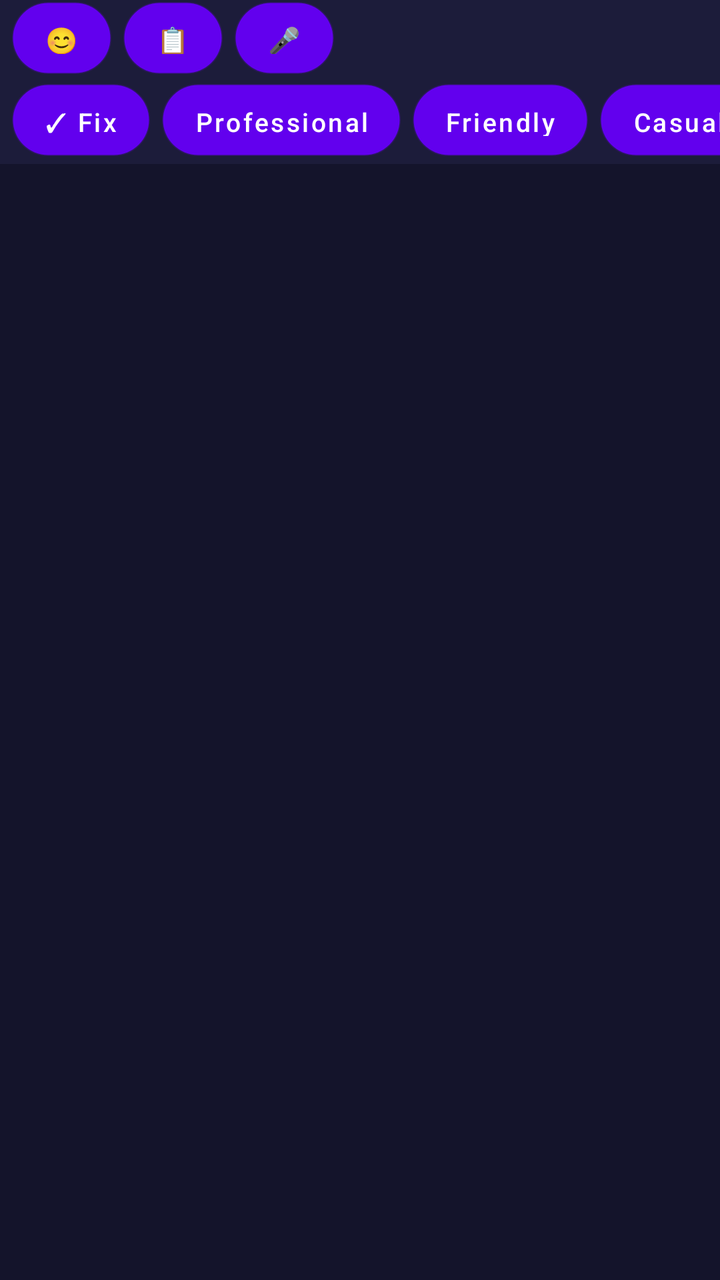
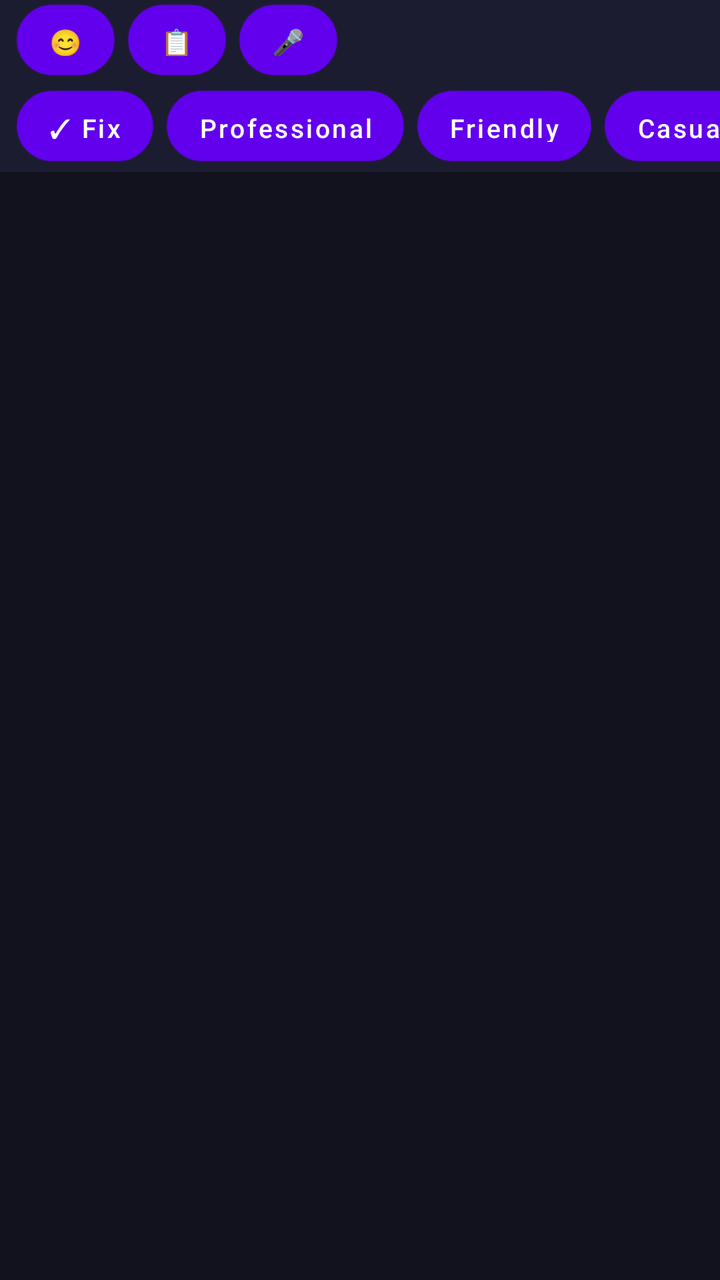

Screens rendered from an Android XML layout before and after an edit, with the pre-edit source and the edit as a unified diff.
<!-- AndroidManifest.xml: application theme Theme.AIKeyboard -->
<!-- res/layout/keyboard_container.xml -->
<?xml version="1.0" encoding="utf-8"?>
<LinearLayout xmlns:android="http://schemas.android.com/apk/res/android"
    android:layout_width="match_parent"
    android:layout_height="wrap_content"
    android:orientation="vertical"
    android:background="#14142B">

    <LinearLayout
        android:id="@+id/aiPreviewPanel"
        android:layout_width="match_parent"
        android:layout_height="wrap_content"
        android:orientation="vertical"
        android:background="#1C1C3A"
        android:padding="10dp"
        android:visibility="gone">

        <TextView
            android:id="@+id/aiPreviewText"
            android:layout_width="match_parent"
            android:layout_height="wrap_content"
            android:maxLines="4"
            android:textColor="#FFFFFF"
            android:textSize="14sp"
            android:background="#14142B"
            android:padding="8dp" />

        <LinearLayout
            android:layout_width="match_parent"
            android:layout_height="wrap_content"
            android:orientation="horizontal"
            android:layout_marginTop="8dp"
            android:gravity="end">

            <Button
                android:id="@+id/btnPreviewCancel"
                style="@style/AiChip"
                android:text="✕ Cancel" />

            <Button
                android:id="@+id/btnPreviewAccept"
                style="@style/AiChip"
                android:text="✓ Use this" />

        </LinearLayout>
    </LinearLayout>

    <LinearLayout
        android:id="@+id/multiOptionPanel"
        android:layout_width="match_parent"
        android:layout_height="wrap_content"
        android:orientation="vertical"
        android:background="#1C1C3A"
        android:padding="8dp"
        android:visibility="gone">

        <TextView
            android:layout_width="match_parent"
            android:layout_height="wrap_content"
            android:text="Choose one"
            android:textColor="#AAAAAA"
            android:textSize="12sp"
            android:paddingBottom="4dp" />

        <Button
            android:id="@+id/option1"
            android:layout_width="match_parent"
            android:layout_height="wrap_content"
            android:background="#14142B"
            android:textColor="#FFFFFF"
            android:textAllCaps="false"
            android:textSize="13sp"
            android:layout_marginBottom="4dp"
            android:padding="8dp" />

        <Button
            android:id="@+id/option2"
            android:layout_width="match_parent"
            android:layout_height="wrap_content"
            android:background="#14142B"
            android:textColor="#FFFFFF"
            android:textAllCaps="false"
            android:textSize="13sp"
            android:layout_marginBottom="4dp"
            android:padding="8dp" />

        <Button
            android:id="@+id/option3"
            android:layout_width="match_parent"
            android:layout_height="wrap_content"
            android:background="#14142B"
            android:textColor="#FFFFFF"
            android:textAllCaps="false"
            android:textSize="13sp"
            android:layout_marginBottom="4dp"
            android:padding="8dp" />

        <Button
            android:id="@+id/btnMultiCancel"
            style="@style/AiChip"
            android:text="✕ Cancel"
            android:layout_gravity="end" />

    </LinearLayout>

    <LinearLayout
        android:id="@+id/clipboardPanel"
        android:layout_width="match_parent"
        android:layout_height="wrap_content"
        android:orientation="vertical"
        android:background="#1C1C3A"
        android:padding="8dp"
        android:visibility="gone">

        <TextView
            android:layout_width="match_parent"
            android:layout_height="wrap_content"
            android:text="Clipboard history"
            android:textColor="#AAAAAA"
            android:textSize="12sp"
            android:paddingBottom="4dp" />

        <HorizontalScrollView
            android:layout_width="match_parent"
            android:layout_height="wrap_content"
            android:scrollbars="none">

            <LinearLayout
                android:id="@+id/clipboardList"
                android:layout_width="wrap_content"
                android:layout_height="wrap_content"
                android:orientation="horizontal" />

        </HorizontalScrollView>

    </LinearLayout>

    <ScrollView
        android:id="@+id/emojiPanel"
        android:layout_width="match_parent"
        android:layout_height="180dp"
        android:background="#1C1C3A"
        android:visibility="gone">

        <GridLayout
            android:id="@+id/emojiGrid"
            android:layout_width="match_parent"
            android:layout_height="wrap_content"
            android:columnCount="8"
            android:padding="4dp" />

    </ScrollView>

    <LinearLayout
        android:id="@+id/wordSuggestBar"
        android:layout_width="match_parent"
        android:layout_height="38dp"
        android:orientation="horizontal"
        android:gravity="center_vertical"
        android:background="#1C1C3A"
        android:paddingStart="6dp"
        android:paddingEnd="6dp">

        <Button android:id="@+id/wordSuggest1" style="@style/AiChip" android:text="" android:visibility="gone" />
        <Button android:id="@+id/wordSuggest2" style="@style/AiChip" android:text="" android:visibility="gone" />
        <Button android:id="@+id/wordSuggest3" style="@style/AiChip" android:text="" android:visibility="gone" />
        <Button android:id="@+id/emojiSuggest" style="@style/AiChip" android:text="" android:visibility="gone" />

        <Button
            android:id="@+id/btnEmoji"
            style="@style/AiChip"
            android:text="😊" />

        <Button
            android:id="@+id/btnClipboard"
            style="@style/AiChip"
            android:text="📋" />

        <Button
            android:id="@+id/btnMic"
            style="@style/AiChip"
            android:text="🎤" />

    </LinearLayout>

    <HorizontalScrollView
        android:layout_width="match_parent"
        android:layout_height="44dp"
        android:scrollbars="none"
        android:background="#1C1C3A">

        <LinearLayout
            android:id="@+id/suggestionStrip"
            android:layout_width="wrap_content"
            android:layout_height="match_parent"
            android:orientation="horizontal"
            android:gravity="center_vertical"
            android:paddingStart="6dp"
            android:paddingEnd="6dp">

            <Button
                android:id="@+id/btnFixGrammar"
                style="@style/AiChip"
                android:text="✓ Fix" />

            <Button
                android:id="@+id/btnToneProfessional"
                style="@style/AiChip"
                android:text="Professional" />

            <Button
                android:id="@+id/btnToneFriendly"
                style="@style/AiChip"
                android:text="Friendly" />

            <Button
                android:id="@+id/btnToneCasual"
                style="@style/AiChip"
                android:text="Casual" />

            <Button
                android:id="@+id/btnToneFormal"
                style="@style/AiChip"
                android:text="Formal" />

            <Button
                android:id="@+id/btnToneFunny"
                style="@style/AiChip"
                android:text="Funny" />

            <Button
                android:id="@+id/btnToneFlirty"
                style="@style/AiChip"
                android:text="Flirty" />

            <Button
                android:id="@+id/btnSuggestReply"
                style="@style/AiChip"
                android:text="💬 Reply" />

            <Button
                android:id="@+id/btnExplain"
                style="@style/AiChip"
                android:text="❓ Explain" />

            <Button
                android:id="@+id/btnCvMode"
                style="@style/AiChip"
                android:text="📄 CV" />

            <Button
                android:id="@+id/btnBusinessMode"
                style="@style/AiChip"
                android:text="💼 Business" />

        </LinearLayout>
    </HorizontalScrollView>

    <android.inputmethodservice.KeyboardView
        android:id="@+id/keyboardView"
        android:layout_width="match_parent"
        android:layout_height="wrap_content"
        android:keyBackground="@drawable/key_background"
        android:keyTextColor="#FFFFFF"
        android:keyTextSize="18sp"
        android:background="#14142B" />

</LinearLayout>
<!-- resources referenced by this layout -->
<resources>
  <!-- drawable key_background (drawable) -->
  <?xml version="1.0" encoding="utf-8"?>
  <selector xmlns:android="http://schemas.android.com/apk/res/android">
      <item android:state_pressed="true">
          <shape android:shape="rectangle">
              <solid android:color="@color/key_bg_pressed" />
              <corners android:radius="10dp" />
          </shape>
      </item>
      <item>
          <shape android:shape="rectangle">
              <solid android:color="@color/key_bg" />
              <corners android:radius="10dp" />
          </shape>
      </item>
  </selector>
  <style name="AiChip">
          <item name="android:layout_width">wrap_content</item>
          <item name="android:layout_height">36dp</item>
          <item name="android:layout_marginEnd">6dp</item>
          <item name="android:paddingStart">16dp</item>
          <item name="android:paddingEnd">16dp</item>
          <item name="android:minWidth">0dp</item>
          <item name="android:minHeight">0dp</item>
          <item name="android:textAllCaps">false</item>
          <item name="android:textSize">13sp</item>
          <item name="android:textColor">@color/text_primary</item>
          <item name="android:background">@drawable/chip_background</item>
          <item name="android:elevation">0dp</item>
      </style>
  <style name="Theme.AIKeyboard" parent="Theme.MaterialComponents.DayNight.NoActionBar">
          <item name="android:windowBackground">@color/bg_deep</item>
          <item name="colorAccent">@color/accent</item>
      </style>
  <color name="key_bg_pressed">#7C5CFC</color>
  <color name="key_bg">#26263F</color>
  <color name="text_primary">#FFFFFF</color>
  <!-- drawable chip_background (drawable) -->
  <?xml version="1.0" encoding="utf-8"?>
  <shape xmlns:android="http://schemas.android.com/apk/res/android" android:shape="rectangle">
      <solid android:color="@color/bg_surface" />
      <corners android:radius="18dp" />
      <stroke android:width="1dp" android:color="#33FFFFFF" />
  </shape>
  <color name="bg_deep">#12121F</color>
  <color name="accent">#7C5CFC</color>
  <color name="bg_surface">#1C1C30</color>
</resources>

<!-- the commit's change to res/layout/keyboard_container.xml (unified diff, before → after) -->
@@ -3,15 +3,15 @@
     android:layout_width="match_parent"
     android:layout_height="wrap_content"
     android:orientation="vertical"
-    android:background="#14142B">
+    android:background="@color/bg_deep">
 
     <LinearLayout
         android:id="@+id/aiPreviewPanel"
         android:layout_width="match_parent"
         android:layout_height="wrap_content"
         android:orientation="vertical"
-        android:background="#1C1C3A"
-        android:padding="10dp"
+        android:background="@color/bg_surface"
+        android:padding="12dp"
         android:visibility="gone">
 
         <TextView
@@ -19,16 +19,16 @@
             android:layout_width="match_parent"
             android:layout_height="wrap_content"
             android:maxLines="4"
-            android:textColor="#FFFFFF"
+            android:textColor="@color/text_primary"
             android:textSize="14sp"
-            android:background="#14142B"
-            android:padding="8dp" />
+            android:background="@drawable/card_background"
+            android:padding="10dp" />
 
         <LinearLayout
             android:layout_width="match_parent"
             android:layout_height="wrap_content"
             android:orientation="horizontal"
-            android:layout_marginTop="8dp"
+            android:layout_marginTop="10dp"
             android:gravity="end">
 
             <Button
@@ -49,50 +49,50 @@
         android:layout_width="match_parent"
         android:layout_height="wrap_content"
         android:orientation="vertical"
-        android:background="#1C1C3A"
-        android:padding="8dp"
+        android:background="@color/bg_surface"
+        android:padding="10dp"
         android:visibility="gone">
 
         <TextView
             android:layout_width="match_parent"
             android:layout_height="wrap_content"
             android:text="Choose one"
-            android:textColor="#AAAAAA"
+            android:textColor="@color/text_secondary"
             android:textSize="12sp"
-            android:paddingBottom="4dp" />
+            android:paddingBottom="6dp" />
 
         <Button
             android:id="@+id/option1"
             android:layout_width="match_parent"
             android:layout_height="wrap_content"
-            android:background="#14142B"
-            android:textColor="#FFFFFF"
+            android:background="@drawable/card_background"
+            android:textColor="@color/text_primary"
             android:textAllCaps="false"
             android:textSize="13sp"
-            android:layout_marginBottom="4dp"
-            android:padding="8dp" />
+            android:layout_marginBottom="6dp"
+            android:padding="10dp" />
 
         <Button
             android:id="@+id/option2"
             android:layout_width="match_parent"
             android:layout_height="wrap_content"
-            android:background="#14142B"
-            android:textColor="#FFFFFF"
+            android:background="@drawable/card_background"
+            android:textColor="@color/text_primary"
             android:textAllCaps="false"
             android:textSize="13sp"
-            android:layout_marginBottom="4dp"
-            android:padding="8dp" />
+            android:layout_marginBottom="6dp"
+            android:padding="10dp" />
 
         <Button
             android:id="@+id/option3"
             android:layout_width="match_parent"
             android:layout_height="wrap_content"
-            android:background="#14142B"
-            android:textColor="#FFFFFF"
+            android:background="@drawable/card_background"
+            android:textColor="@color/text_primary"
             android:textAllCaps="false"
             android:textSize="13sp"
-            android:layout_marginBottom="4dp"
-            android:padding="8dp" />
+            android:layout_marginBottom="6dp"
+            android:padding="10dp" />
 
         <Button
             android:id="@+id/btnMultiCancel"
@@ -107,17 +107,17 @@
         android:layout_width="match_parent"
         android:layout_height="wrap_content"
         android:orientation="vertical"
-        android:background="#1C1C3A"
-        android:padding="8dp"
+        android:background="@color/bg_surface"
+        android:padding="10dp"
         android:visibility="gone">
 
         <TextView
             android:layout_width="match_parent"
             android:layout_height="wrap_content"
             android:text="Clipboard history"
-            android:textColor="#AAAAAA"
+            android:textColor="@color/text_secondary"
             android:textSize="12sp"
-            android:paddingBottom="4dp" />
+            android:paddingBottom="6dp" />
 
         <HorizontalScrollView
             android:layout_width="match_parent"
@@ -138,7 +138,7 @@
         android:id="@+id/emojiPanel"
         android:layout_width="match_parent"
         android:layout_height="180dp"
-        android:background="#1C1C3A"
+        android:background="@color/bg_surface"
         android:visibility="gone">
 
         <GridLayout
@@ -146,19 +146,19 @@
             android:layout_width="match_parent"
             android:layout_height="wrap_content"
             android:columnCount="8"
-            android:padding="4dp" />
+            android:padding="6dp" />
 
     </ScrollView>
 
     <LinearLayout
         android:id="@+id/wordSuggestBar"
         android:layout_width="match_parent"
-        android:layout_height="38dp"
+        android:layout_height="40dp"
         android:orientation="horizontal"
         android:gravity="center_vertical"
-        android:background="#1C1C3A"
-        android:paddingStart="6dp"
-        android:paddingEnd="6dp">
+        android:background="@color/bg_surface"
+        android:paddingStart="8dp"
+        android:paddingEnd="8dp">
 
         <Button android:id="@+id/wordSuggest1" style="@style/AiChip" android:text="" android:visibility="gone" />
         <Button android:id="@+id/wordSuggest2" style="@style/AiChip" android:text="" android:visibility="gone" />
@@ -184,9 +184,9 @@
 
     <HorizontalScrollView
         android:layout_width="match_parent"
-        android:layout_height="44dp"
+        android:layout_height="46dp"
         android:scrollbars="none"
-        android:background="#1C1C3A">
+        android:background="@color/bg_surface">
 
         <LinearLayout
             android:id="@+id/suggestionStrip"
@@ -194,8 +194,8 @@
             android:layout_height="match_parent"
             android:orientation="horizontal"
             android:gravity="center_vertical"
-            android:paddingStart="6dp"
-            android:paddingEnd="6dp">
+            android:paddingStart="8dp"
+            android:paddingEnd="8dp">
 
             <Button
                 android:id="@+id/btnFixGrammar"
@@ -260,8 +260,8 @@
         android:layout_width="match_parent"
         android:layout_height="wrap_content"
         android:keyBackground="@drawable/key_background"
-        android:keyTextColor="#FFFFFF"
+        android:keyTextColor="@color/text_primary"
         android:keyTextSize="18sp"
-        android:background="#14142B" />
+        android:background="@color/bg_deep" />
 
 </LinearLayout>
<!-- resource entries referenced after the edit -->
@@ -34,9 +34,17 @@
           <item name="android:windowBackground">@color/bg_deep</item>
           <item name="colorAccent">@color/accent</item>
       </style>
+  <color name="bg_card">#22223A</color>
   <color name="key_bg_pressed">#7C5CFC</color>
   <color name="key_bg">#26263F</color>
   <color name="text_primary">#FFFFFF</color>
+  <color name="text_secondary">#9A9AB5</color>
+  <!-- drawable card_background (drawable) -->
+  <?xml version="1.0" encoding="utf-8"?>
+  <shape xmlns:android="http://schemas.android.com/apk/res/android" android:shape="rectangle">
+      <solid android:color="@color/bg_card" />
+      <corners android:radius="16dp" />
+  </shape>
   <!-- drawable chip_background (drawable) -->
   <?xml version="1.0" encoding="utf-8"?>
   <shape xmlns:android="http://schemas.android.com/apk/res/android" android:shape="rectangle">
